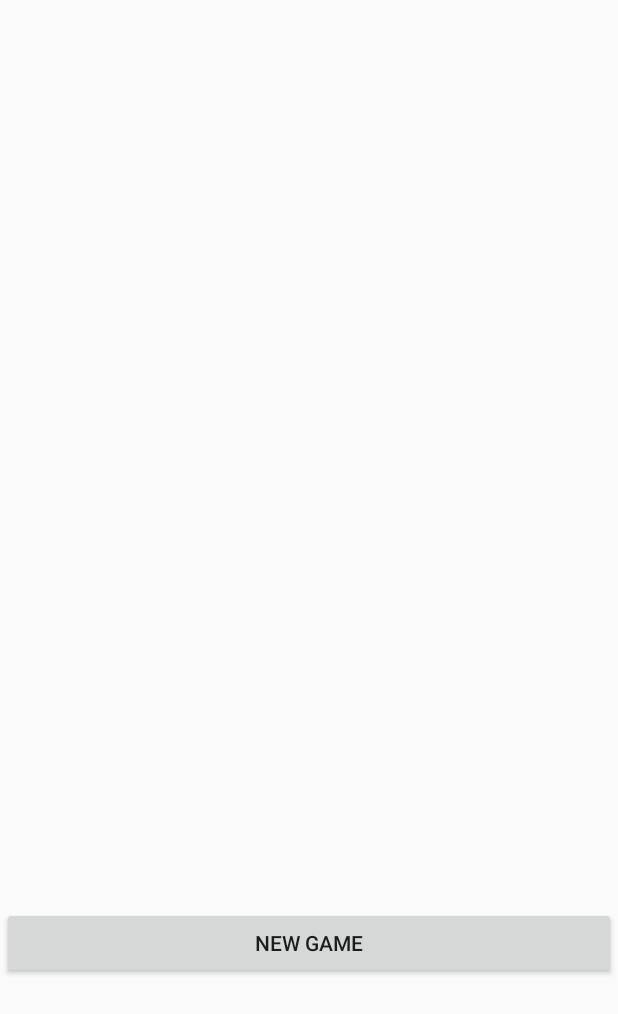
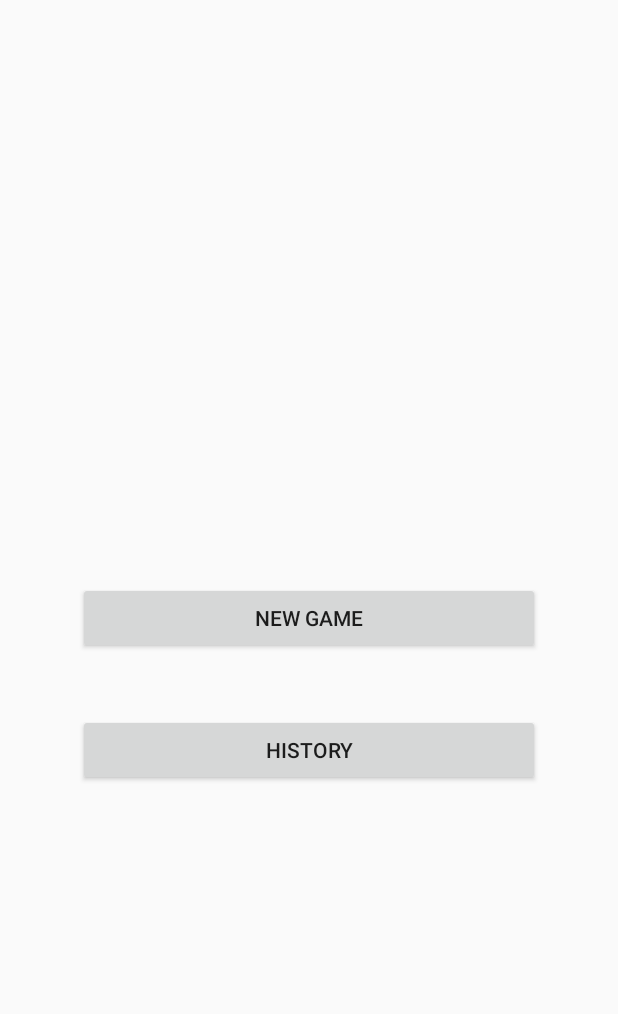
Before and after one commit to arndtphillip/Zehntausend, an Android app: the screen it shows after launch (MainActivity), on a phone screen of 412 x 824 dp. Shown: the top 1014 px of the screen. Run offline under Robolectric (Android 15) with nearby library versions, the phone set to English and light mode, and no system bars.

Commit message:
Improved main activity and added history activity and I/O logic

```diff
--- a/app/src/main/AndroidManifest.xml
+++ b/app/src/main/AndroidManifest.xml
@@ -9,7 +9,8 @@
         android:roundIcon="@mipmap/ic_launcher_round"
         android:supportsRtl="true"
         android:theme="@style/AppTheme">
-        <activity android:name=".activities.ChartActivity"></activity>
+        <activity android:name=".activities.HistoryActivity"></activity>
+        <activity android:name=".activities.ChartActivity" />
         <activity
             android:name=".activities.GameActivity"
             android:configChanges="orientation|screenSize" />
--- a/app/src/main/java/com/parndt/zehntausend/MainActivity.java
+++ b/app/src/main/java/com/parndt/zehntausend/MainActivity.java
@@ -8,6 +8,7 @@ import android.view.View;
 import android.widget.Button;
 
 import com.parndt.zehntausend.activities.GameActivity;
+import com.parndt.zehntausend.activities.HistoryActivity;
 import com.parndt.zehntausend.activities.NewGameActivity;
 import com.parndt.zehntausend.data.NoDataException;
 import com.parndt.zehntausend.data.ScoreLoader;
@@ -26,21 +27,28 @@ public class MainActivity extends AppCompatActivity {
         try {
             resumeState = new ScoreLoader().load(getApplicationContext());
         } catch (NoDataException e) {
-            Button resumeButton = (Button) findViewById(R.id.resumeButton);
+            Button resumeButton = (Button) findViewById(R.id.resumeGameButton);
             resumeButton.setVisibility(View.INVISIBLE);
         }
 
     }
 
-    /** called when the user clicks start new game button */
+    /** called when the user clicks the new game button */
     public void startGame(View view) {
         Intent intent = new Intent(this, NewGameActivity.class);
         startActivity(intent);
     }
 
+    /** called when the user clicks the resume button */
     public void resumeGame(View view) {
         Intent intent = new Intent(this, GameActivity.class);
         intent.putExtra(Constants.GAME_STATE, resumeState);
         startActivity(intent);
     }
+
+    /** called when the user clicks the history button */
+    public void history(View view) {
+        Intent intent = new Intent(this, HistoryActivity.class);
+        startActivity(intent);
+    }
 }
--- a/app/src/main/java/com/parndt/zehntausend/model/Constants.java
+++ b/app/src/main/java/com/parndt/zehntausend/model/Constants.java
@@ -3,4 +3,5 @@ package com.parndt.zehntausend.model;
 public class Constants {
     public static final String GAME_STATE = "com.parndt.zehntausend.gamestate";
     public static final String PLAYERS = "com.parndt.zehntausend.players";
+    public static final String HISTORY = "com.parndt.zehntausend.history";
 }
--- a/app/src/main/res/layout/activity_main.xml
+++ b/app/src/main/res/layout/activity_main.xml
@@ -6,30 +6,40 @@
     android:layout_height="match_parent"
     tools:context=".MainActivity">
 
-    <Button
-        android:id="@+id/newGameButton"
-        android:layout_width="409dp"
+    <LinearLayout
+        android:layout_width="match_parent"
         android:layout_height="wrap_content"
-        android:layout_marginStart="24dp"
-        android:layout_marginEnd="24dp"
-        android:onClick="startGame"
-        android:text="@string/new_game"
+        android:layout_marginStart="32dp"
+        android:layout_marginEnd="32dp"
+        android:orientation="vertical"
         app:layout_constraintBottom_toBottomOf="parent"
         app:layout_constraintEnd_toEndOf="parent"
-        app:layout_constraintHorizontal_bias="0.5"
         app:layout_constraintStart_toStartOf="parent"
-        app:layout_constraintTop_toBottomOf="@+id/resumeButton" />
+        app:layout_constraintTop_toTopOf="parent">
 
-    <Button
-        android:id="@+id/resumeButton"
-        android:layout_width="409dp"
-        android:layout_height="wrap_content"
-        android:layout_marginBottom="213dp"
-        android:onClick="resumeGame"
-        android:text="@string/resume"
-        app:layout_constraintBottom_toTopOf="@+id/newGameButton"
-        app:layout_constraintEnd_toEndOf="parent"
-        app:layout_constraintHorizontal_bias="0.5"
-        app:layout_constraintStart_toStartOf="parent"
-        app:layout_constraintTop_toTopOf="parent" />
+        <Button
+            android:id="@+id/resumeGameButton"
+            android:layout_width="match_parent"
+            android:layout_height="wrap_content"
+            android:layout_margin="20dp"
+            android:onClick="resumeGame"
+            android:text="@string/resume" />
+
+        <Button
+            android:id="@+id/newGameButton"
+            android:layout_width="match_parent"
+            android:layout_height="wrap_content"
+            android:layout_margin="20dp"
+            android:onClick="startGame"
+            android:text="@string/new_game" />
+
+        <Button
+            android:id="@+id/historyButton"
+            android:layout_width="match_parent"
+            android:layout_height="wrap_content"
+            android:layout_margin="20dp"
+            android:onClick="history"
+            android:text="@string/history" />
+    </LinearLayout>
+
 </androidx.constraintlayout.widget.ConstraintLayout>
--- a/app/src/main/res/values/strings.xml
+++ b/app/src/main/res/values/strings.xml
@@ -7,4 +7,5 @@
     <string name="delete">Delete</string>
     <string name="undo">Undo</string>
     <string name="resume">Resume</string>
+    <string name="history">History</string>
 </resources>
```
Also changed, not shown: app/src/main/java/com/parndt/zehntausend/activities/GameActivity.java (+9 -2 lines), app/src/main/java/com/parndt/zehntausend/activities/HistoryActivity.java (added, +16 -0 lines), app/src/main/java/com/parndt/zehntausend/data/HistoryReader.java (added, +24 -0 lines), app/src/main/java/com/parndt/zehntausend/data/HistoryWriter.java (added, +27 -0 lines), app/src/main/java/com/parndt/zehntausend/model/GameState.java (+10 -0 lines), app/src/main/java/com/parndt/zehntausend/model/History.java (added, +18 -0 lines), app/src/main/res/layout/activity_history.xml (added, +9 -0 lines).
